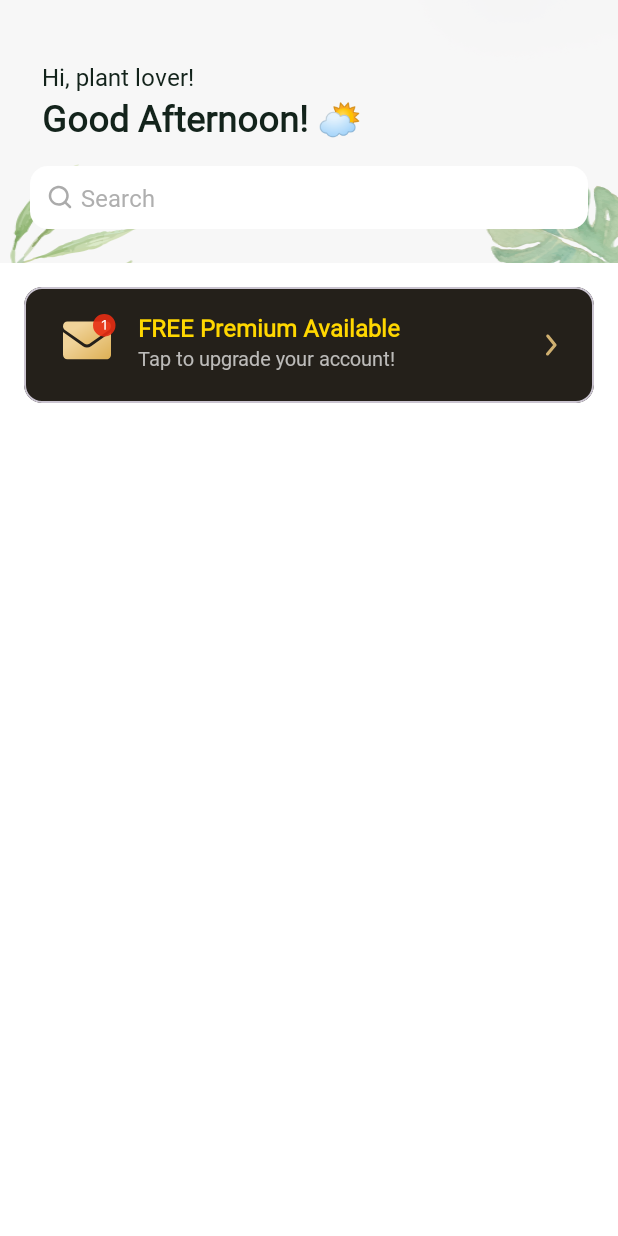
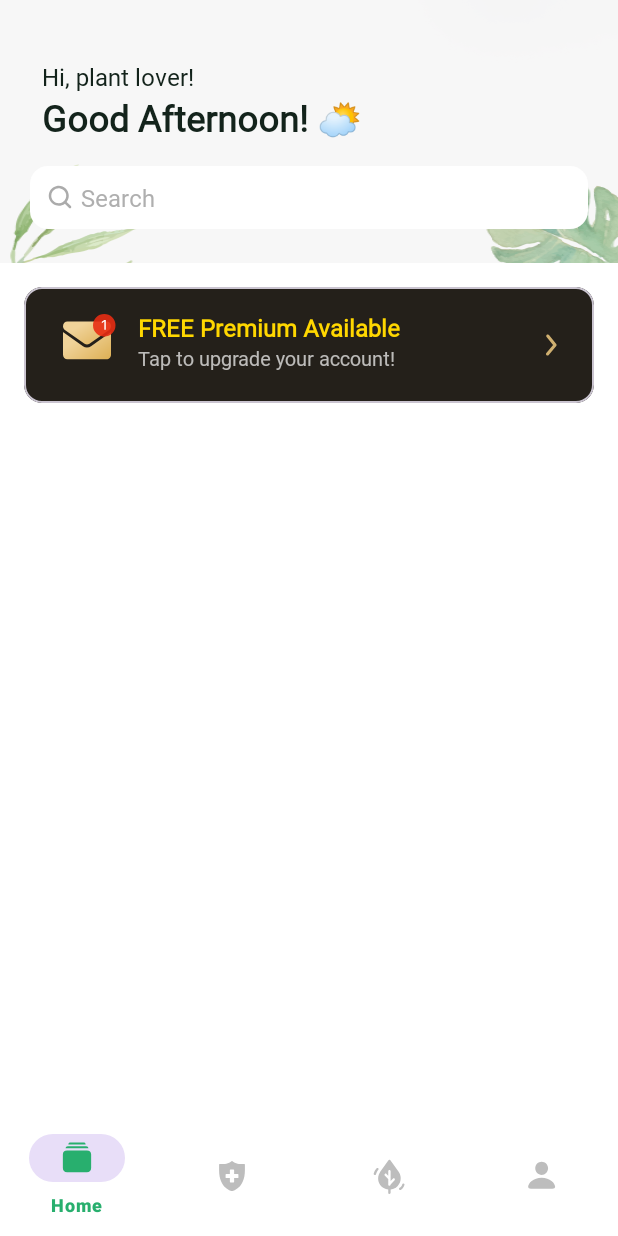
Before and after one commit to yasarkrmtc/PlantApp_Hubx, an Android app: the HomeFragment screen opened through its navigation route, on a phone screen of 412 x 824 dp. Run offline under Robolectric (Android 15) with nearby library versions, the phone set to English and light mode, and no system bars; our stand-ins replace Dagger/Hilt's generated code, navigation-ui; pictures from the network do not load.

Commit message:
bottom navigation

```diff
--- a/app/src/main/java/com/plantapphubx/ui/MainActivity.kt
+++ b/app/src/main/java/com/plantapphubx/ui/MainActivity.kt
@@ -3,17 +3,66 @@ package com.plantapphubx.ui
 import android.os.Bundle
 import android.view.WindowManager
 import androidx.appcompat.app.AppCompatActivity
+import androidx.navigation.NavController
+import androidx.navigation.fragment.NavHostFragment
+import androidx.navigation.ui.NavigationUI
+import com.google.android.material.bottomnavigation.BottomNavigationView
+import com.plantapphubx.R
 import com.plantapphubx.databinding.ActivityMainBinding
 import dagger.hilt.android.AndroidEntryPoint
 
 @AndroidEntryPoint
 class MainActivity : AppCompatActivity() {
     private lateinit var binding: ActivityMainBinding
+    private lateinit var navController: NavController
 
     override fun onCreate(savedInstanceState: Bundle?) {
         super.onCreate(savedInstanceState)
         binding = ActivityMainBinding.inflate(layoutInflater)
         setContentView(binding.root)
+
+        val navHostFragment = supportFragmentManager.findFragmentById(R.id.fragmentContainerView) as NavHostFragment
+        navController = navHostFragment.navController
+
+        NavigationUI.setupWithNavController(binding.bottomNavigationView, navController)
+
+        navController.addOnDestinationChangedListener { _, destination, _ ->
+            if (destination.id == R.id.homeFragment ||
+                destination.id == R.id.profileFragment ||
+                destination.id == R.id.diagnoseFragment ||
+                destination.id == R.id.myGardenFragment) {
+                binding.bottomNavigationView.visibility = BottomNavigationView.VISIBLE
+            } else {
+                binding.bottomNavigationView.visibility = BottomNavigationView.GONE
+            }
+        }
+        binding.bottomNavigationView.setOnItemSelectedListener { item ->
+            when (item.itemId) {
+                R.id.homeFragment -> {
+                    // Navigate to HomeFragment
+                    navController.navigate(R.id.homeFragment)
+                    true
+                }
+                R.id.diagnoseFragment -> {
+                    // Navigate to DiagnoseFragment
+                    navController.navigate(R.id.diagnoseFragment)
+                    true
+                }
+                R.id.myGardenFragment -> {
+                    // Navigate to MyGardenFragment
+                    navController.navigate(R.id.myGardenFragment)
+                    true
+                }
+                R.id.profileFragment -> {
+                    // Navigate to ProfileFragment
+                    navController.navigate(R.id.profileFragment)
+                    true
+                }
+                else -> false
+            }
+        }
+
+
     }
 
     fun changeFullScreenFlags(isFullScreen: Boolean) {
--- a/app/src/main/java/com/plantapphubx/ui/home/HomeFragment.kt
+++ b/app/src/main/java/com/plantapphubx/ui/home/HomeFragment.kt
@@ -8,6 +8,7 @@ import androidx.recyclerview.widget.GridLayoutManager
 import androidx.recyclerview.widget.LinearLayoutManager
 import com.plantapphubx.base.BaseFragment
 import com.plantapphubx.databinding.FragmentHomeBinding
+import com.plantapphubx.ui.MainActivity
 import dagger.hilt.android.AndroidEntryPoint
 
 @AndroidEntryPoint
@@ -56,4 +57,14 @@ class HomeFragment : BaseFragment<FragmentHomeBinding>(FragmentHomeBinding::infl
         val filteredCategories = viewModel.filterCategories(query)
         categoriesAdapter.updateData(filteredCategories)
     }
+
+    override fun onResume() {
+        super.onResume()
+        (activity as? MainActivity)?.changeFullScreenFlags(true)
+    }
+
+    override fun onPause() {
+        super.onPause()
+        (activity as? MainActivity)?.changeFullScreenFlags(false)
+    }
 }
--- /dev/null
+++ b/app/src/main/res/color/bottom_nav_item_color.xml
@@ -0,0 +1,5 @@
+<?xml version="1.0" encoding="utf-8"?>
+<selector xmlns:android="http://schemas.android.com/apk/res/android">
+    <item android:state_checked="true" android:color="#28AF6E" />
+    <item android:color="#BDBDBD" />
+</selector>
--- a/app/src/main/res/layout/activity_main.xml
+++ b/app/src/main/res/layout/activity_main.xml
@@ -6,6 +6,19 @@
     android:layout_width="match_parent"
     android:layout_height="match_parent"
     tools:context=".ui.MainActivity">
+
+    <com.google.android.material.bottomnavigation.BottomNavigationView
+        android:id="@+id/bottomNavigationView"
+        android:layout_width="match_parent"
+        android:layout_height="wrap_content"
+        android:background="@color/white"
+        app:itemIconTint="@color/bottom_nav_item_color"
+        app:itemTextColor="@color/bottom_nav_item_color"
+        app:layout_constraintBottom_toBottomOf="parent"
+        app:layout_constraintEnd_toEndOf="parent"
+        app:layout_constraintStart_toStartOf="parent"
+        app:menu="@menu/main_menu" />
+
 
     <androidx.fragment.app.FragmentContainerView
         android:id="@+id/fragmentContainerView"
--- /dev/null
+++ b/app/src/main/res/menu/main_menu.xml
@@ -0,0 +1,33 @@
+<?xml version="1.0" encoding="utf-8"?>
+<menu xmlns:android="http://schemas.android.com/apk/res/android">
+
+    <item
+        android:id="@+id/homeFragment"
+        android:layout_width="wrap_content"
+        android:layout_height="wrap_content"
+        android:iconTint="#BDBDBD"
+        android:icon="@drawable/bottom_navigation_home_icon"
+        android:title="@string/home" />
+
+    <item
+        android:id="@+id/diagnoseFragment"
+        android:layout_width="wrap_content"
+        android:layout_height="wrap_content"
+        android:iconTint="#BDBDBD"
+        android:icon="@drawable/bottom_navigation_diagnose_icon"
+        android:title="@string/diagnose" />
+    <item
+        android:id="@+id/myGardenFragment"
+        android:layout_width="wrap_content"
+        android:layout_height="wrap_content"
+        android:iconTint="#BDBDBD"
+        android:icon="@drawable/bottom_navigation_mygarden_icon"
+        android:title="@string/my_garden" />
+    <item
+        android:id="@+id/profileFragment"
+        android:layout_width="wrap_content"
+        android:layout_height="wrap_content"
+        android:iconTint="#BDBDBD"
+        android:icon="@drawable/bottom_navigation_profile_icon"
+        android:title="@string/profile" />
+</menu>
--- a/app/src/main/res/navigation/nav_graph.xml
+++ b/app/src/main/res/navigation/nav_graph.xml
@@ -44,5 +44,30 @@
     <fragment
         android:id="@+id/homeFragment"
         android:name="com.plantapphubx.ui.home.HomeFragment"
-        android:label="HomeFragment" />
+        android:label="HomeFragment" >
+        <action
+            android:id="@+id/action_homeFragment_to_profileFragment2"
+            app:destination="@id/profileFragment" />
+        <action
+            android:id="@+id/action_homeFragment_to_diagnoseFragment2"
+            app:destination="@id/diagnoseFragment" />
+        <action
+            android:id="@+id/action_homeFragment_to_myGardenFragment2"
+            app:destination="@id/myGardenFragment" />
+    </fragment>
+    <fragment
+        android:id="@+id/profileFragment"
+        android:name="com.plantapphubx.ui.profile.ProfileFragment"
+        android:label="fragment_profile"
+        tools:layout="@layout/fragment_profile" />
+    <fragment
+        android:id="@+id/diagnoseFragment"
+        android:name="com.plantapphubx.ui.diagnose.DiagnoseFragment"
+        android:label="fragment_diagnose"
+        tools:layout="@layout/fragment_diagnose" />
+    <fragment
+        android:id="@+id/myGardenFragment"
+        android:name="com.plantapphubx.ui.mygarden.MyGardenFragment"
+        android:label="fragment_my_garden"
+        tools:layout="@layout/fragment_my_garden" />
 </navigation>
--- a/app/src/main/res/values/strings.xml
+++ b/app/src/main/res/values/strings.xml
@@ -1,6 +1,5 @@
 <resources>
     <string name="app_name">Plant App Hubx</string>
-    <!-- TODO: Remove or change this placeholder text -->
     <string name="hello_blank_fragment">Hello blank fragment</string>
     <string name="get_started">Get Started</string>
     <string name="welcome_to_plantapp">Welcome to <b>PlantApp</b></string>
@@ -24,4 +23,11 @@
     <string name="_2_99_month_auto_renewable">$2.99/month, auto renewable</string>
     <string name="how_to_identify_plants_easily_with_plantapp">How to identify plants easily with PlantApp?</string>
     <string name="edible_plants">Edible Plants</string>
+    <string name="my_garden">My Garden</string>
+    <string name="diagnose">Diagnose</string>
+    <string name="home">Home</string>
+    <string name="profile_coming_soon">Profile Coming Soon!</string>
+    <string name="diagnose_coming_soon">Diagnose Coming Soon!</string>
+    <string name="my_garden_coming_soon">My Garden Coming Soon!</string>
+    <string name="profile">Profile</string>
 </resources>
```
Also changed, not shown: app/src/main/java/com/plantapphubx/ui/diagnose/DiagnoseFragment.kt (added, +25 -0 lines), app/src/main/java/com/plantapphubx/ui/mygarden/MyGardenFragment.kt (added, +25 -0 lines), app/src/main/java/com/plantapphubx/ui/profile/ProfileFragment.kt (added, +25 -0 lines), app/src/main/res/layout/fragment_diagnose.xml (added, +22 -0 lines), app/src/main/res/layout/fragment_my_garden.xml (added, +22 -0 lines), app/src/main/res/layout/fragment_profile.xml (added, +22 -0 lines).
